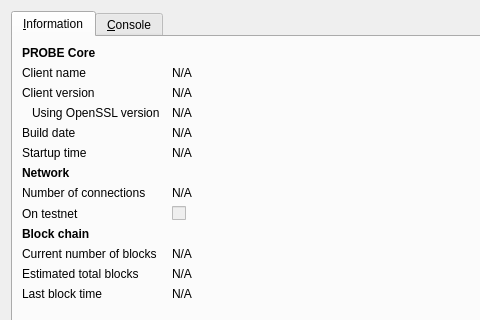
Above: src/qt/forms/rpcconsole.ui from kumacoinproject/kumacoin before the change; both pictures show x 0 to 480 and y 0 to 320 of the 740 by 461 pixel window. Below: the same form after it.
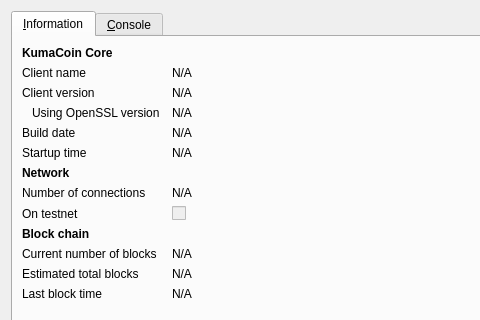
That is the form after the change. The open tabs and pages were chosen to show the change. Icons and pictures are not drawn.

The edit to the form file:
```diff
--- a/src/qt/forms/rpcconsole.ui
+++ b/src/qt/forms/rpcconsole.ui
@@ -36,7 +36,7 @@
           </font>
          </property>
          <property name="text">
-          <string>PROBE Core</string>
+          <string>KumaCoin Core</string>
          </property>
         </widget>
        </item>
```
Left out of the diff: 2 changed lines with no effect on the pictures.
